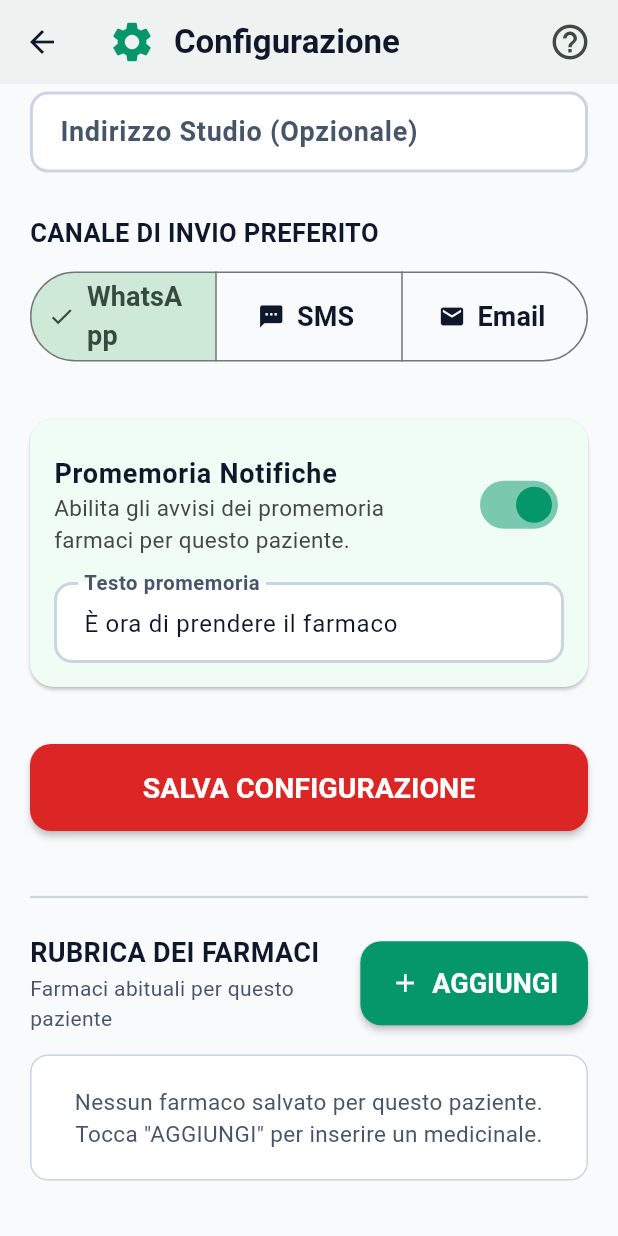
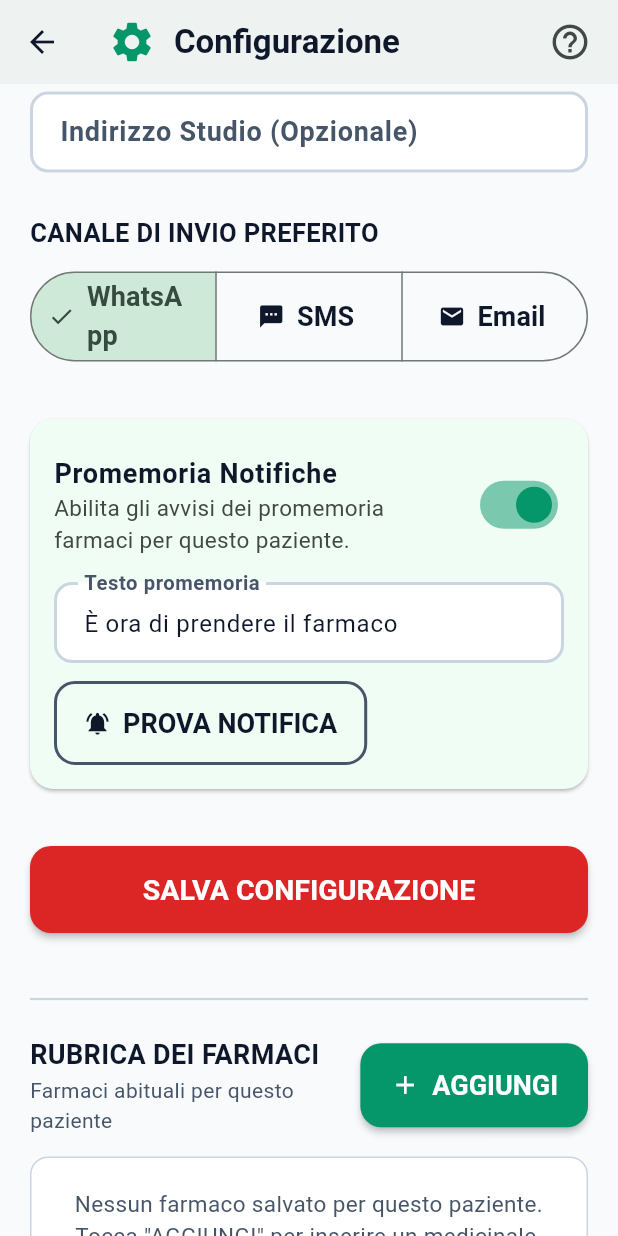
Before and after one commit to mgatti1965-afk/RichFarmaciFlutter, a Flutter app: the SettingsScreen screen opened directly, scrolled down 576 dp, after a tap on "Promemoria Notifiche", on a phone screen of 412 x 824 dp. Run offline on Flutter 3.47's test engine with Material 3 defaults, Android fonts, the phone set to English and light mode, and no system bars; our stand-ins replace drift, drift_flutter, file_picker, flutter_local_notifications, flutter_markdown, flutter_riverpod and 4 more; accounts and stored records are empty; generated files the repository leaves out were written again.

Commit message:
00.20 Versione Android Nativa

```diff
--- a/lib/ui/screens/settings_screen.dart
+++ b/lib/ui/screens/settings_screen.dart
@@ -626,7 +626,27 @@ class _SettingsScreenState extends ConsumerState<SettingsScreen> {
                         value: _notificheAttive,
                         onChanged: isWebMode
                             ? null
-                            : (val) => setState(() => _notificheAttive = val),
+                            : (val) async {
+                                if (val) {
+                                  final granted = await ref
+                                      .read(reminderSchedulerProvider)
+                                      .requestPermissions();
+                                  if (!context.mounted) return;
+                                  if (!granted) {
+                                    ScaffoldMessenger.of(context).showSnackBar(
+                                      const SnackBar(
+                                        content: Text(
+                                          'Permesso notifiche negato. Abilitalo dalle impostazioni del telefono per ricevere i promemoria.',
+                                          style: TextStyle(fontSize: 15),
+                                        ),
+                                        backgroundColor: AppColors.redDanger,
+                                      ),
+                                    );
+                                    return;
+                                  }
+                                }
+                                setState(() => _notificheAttive = val);
+                              },
                         title: const Text(
                           'Promemoria Notifiche',
                           style: TextStyle(fontSize: 18, fontWeight: FontWeight.bold),
@@ -660,6 +680,39 @@ class _SettingsScreenState extends ConsumerState<SettingsScreen> {
                             hintText: 'È ora di prendere il farmaco',
                           ),
                         ),
+                        if (!isWebMode) ...[
+                          const SizedBox(height: 12),
+                          Align(
+                            alignment: Alignment.centerLeft,
+                            child: OutlinedButton.icon(
+                              onPressed: () async {
+                                final scheduler =
+                                    ref.read(reminderSchedulerProvider);
+                                final granted =
+                                    await scheduler.requestPermissions();
+                                if (!context.mounted) return;
+                                if (!granted) {
+                                  ScaffoldMessenger.of(context).showSnackBar(
+                                    const SnackBar(
+                                      content: Text(
+                                        'Permesso notifiche negato. Abilitalo dalle impostazioni del telefono.',
+                                        style: TextStyle(fontSize: 15),
+                                      ),
+                                      backgroundColor: AppColors.redDanger,
+                                    ),
+                                  );
+                                  return;
+                                }
+                                await scheduler.showTestNotification();
+                              },
+                              icon: const Icon(Icons.notifications_active),
+                              label: const Text(
+                                'PROVA NOTIFICA',
+                                style: TextStyle(fontWeight: FontWeight.bold),
+                              ),
+                            ),
+                          ),
+                        ],
                       ],
                     ],
                   ),
```
Also changed, not shown: lib/ui/screens/medication_editor_sheet.dart (+21 -1 lines), 16 other files.
